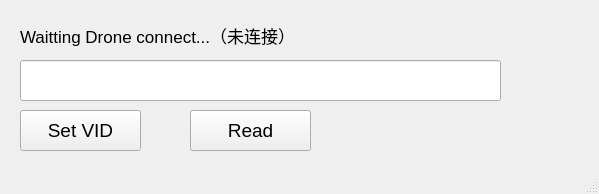
First picture: the form in ui.ui, repository jiejiezhang/Tools-python, before the edit.
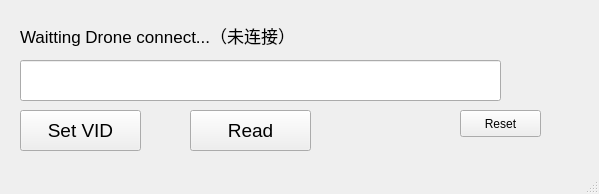
Second picture: the form after the edit.

Commit message: vid_tool.py: add reset function

Patch:
```diff
--- a/ui.ui
+++ b/ui.ui
@@ -89,6 +89,19 @@
      <string>Read</string>
     </property>
    </widget>
+   <widget class="QPushButton" name="button_4">
+    <property name="geometry">
+     <rect>
+      <x>460</x>
+      <y>110</y>
+      <width>81</width>
+      <height>27</height>
+     </rect>
+    </property>
+    <property name="text">
+     <string>Reset</string>
+    </property>
+   </widget>
   </widget>
   <widget class="QMenuBar" name="menubar">
    <property name="geometry">
```
Left out of the diff: 2 changed lines with no effect on the pictures. The commit also changes 2 other files.
